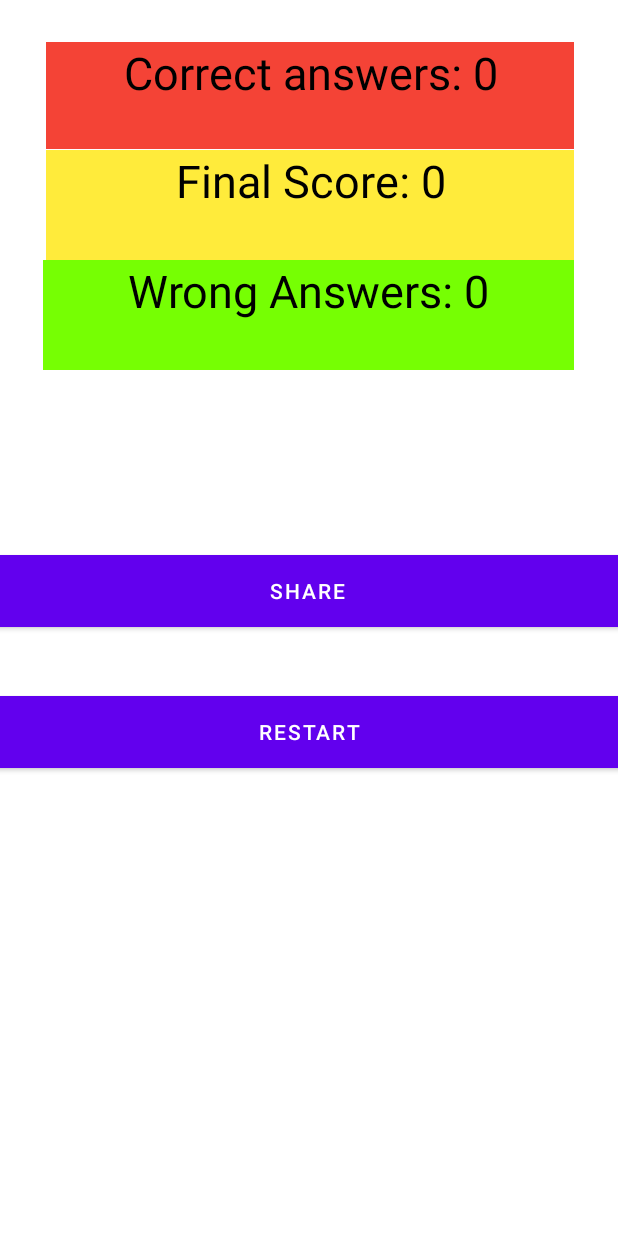
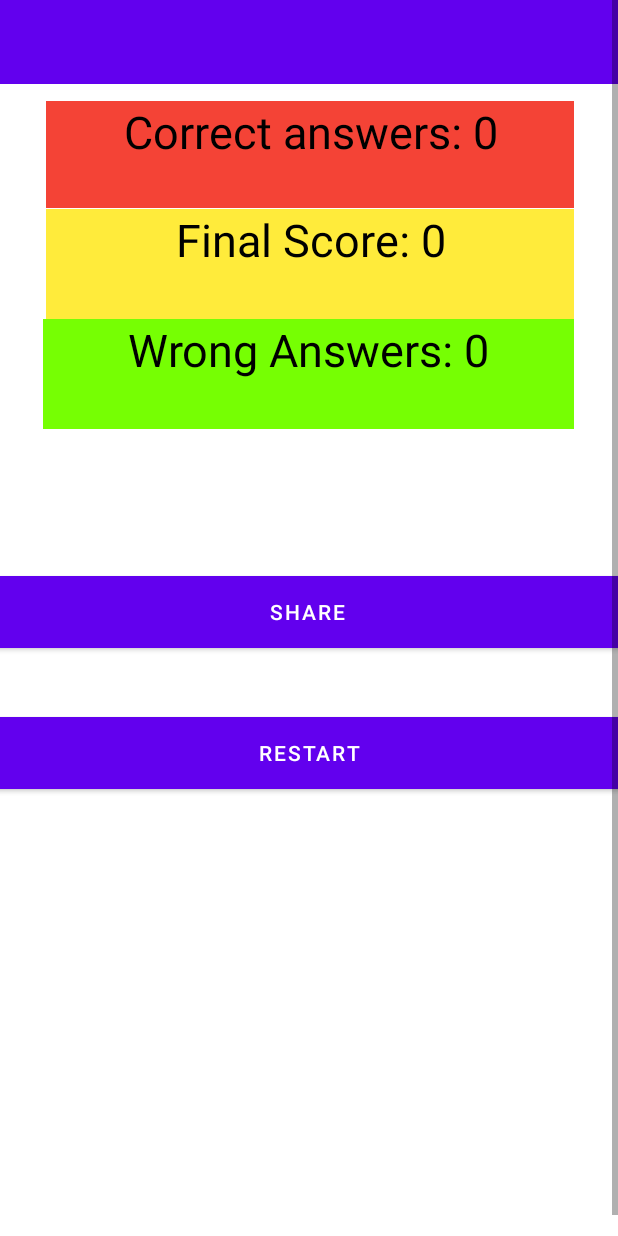
Before and after one commit to FatimaShah11/task2, an Android app: the ResultActivity screen opened directly, with no data from a screen before it, on a phone screen of 412 x 824 dp. Run offline under Robolectric (Android 15) with nearby library versions, the phone set to English and light mode, and no system bars.

Commit message:
appBar_Result.Acti

```diff
--- a/app/src/main/res/layout/activity_result.xml
+++ b/app/src/main/res/layout/activity_result.xml
@@ -34,7 +34,7 @@
             app:layout_constraintRight_toRightOf="parent"
             app:layout_constraintStart_toStartOf="parent"
             app:layout_constraintTop_toTopOf="parent"
-            app:layout_constraintVertical_bias="0.031" />
+            app:layout_constraintVertical_bias="0.132" />
 
         <Button
             android:id="@+id/btnRestart"
@@ -116,5 +116,17 @@
             app:layout_constraintRight_toRightOf="parent"
             app:layout_constraintStart_toStartOf="@+id/btnRestart" />
 
+        <androidx.appcompat.widget.Toolbar
+            android:id="@+id/toolbar2"
+            android:layout_width="match_parent"
+            android:layout_height="wrap_content"
+            android:background="?attr/colorPrimary"
+            android:minHeight="?attr/actionBarSize"
+            android:theme="?attr/actionBarTheme"
+            app:layout_constraintEnd_toEndOf="parent"
+            app:layout_constraintHorizontal_bias="0.0"
+            app:layout_constraintStart_toStartOf="parent"
+            app:layout_constraintTop_toTopOf="parent" />
+
     </androidx.constraintlayout.widget.ConstraintLayout>
 </ScrollView>
```
